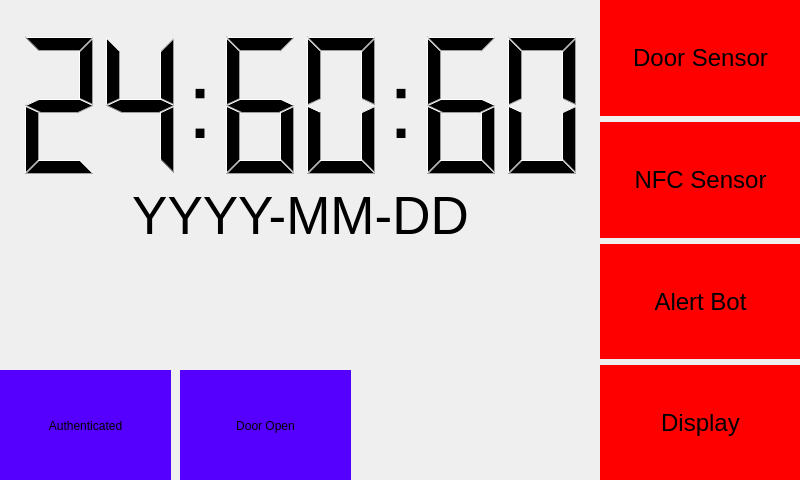
Before: the Qt Designer form qt/main.ui in namboy94/securiphant, drawn with Qt 5.
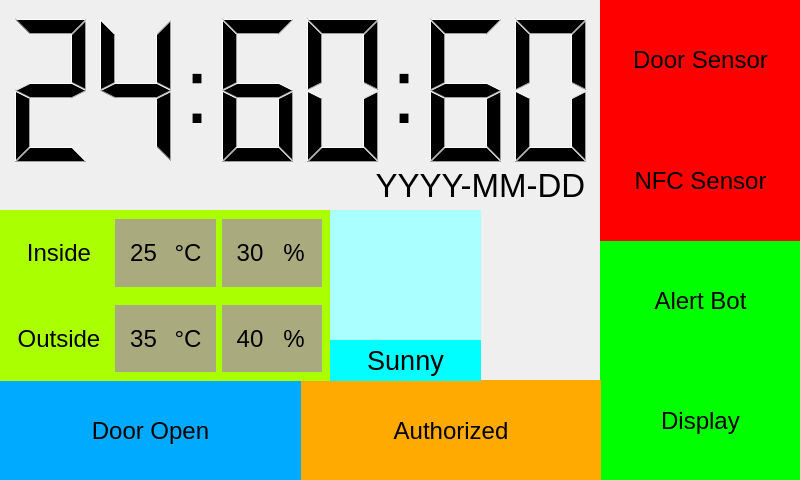
After: the same form once the commit is applied.

Patch:
```diff
--- a/qt/main.ui
+++ b/qt/main.ui
@@ -30,8 +30,23 @@
      </rect>
     </property>
     <layout class="QVBoxLayout" name="verticalLayout">
+     <property name="spacing">
+      <number>0</number>
+     </property>
      <item>
-      <widget class="QLabel" name="check_door_state">
+      <widget class="QPushButton" name="check_door_state">
+       <property name="sizePolicy">
+        <sizepolicy hsizetype="Preferred" vsizetype="Preferred">
+         <horstretch>0</horstretch>
+         <verstretch>0</verstretch>
+        </sizepolicy>
+       </property>
+       <property name="maximumSize">
+        <size>
+         <width>16777215</width>
+         <height>16777215</height>
+        </size>
+       </property>
        <property name="font">
         <font>
          <pointsize>18</pointsize>
@@ -41,18 +56,27 @@
         <bool>false</bool>
        </property>
        <property name="styleSheet">
-        <string notr="true">background-color: rgb(255, 0, 0);</string>
+        <string notr="true">background-color: rgb(255, 0, 0); border:none;</string>
        </property>
        <property name="text">
         <string>Door Sensor</string>
        </property>
-       <property name="alignment">
-        <set>Qt::AlignCenter</set>
-       </property>
       </widget>
      </item>
      <item>
-      <widget class="QLabel" name="check_nfc_state">
+      <widget class="QPushButton" name="check_nfc_state">
+       <property name="sizePolicy">
+        <sizepolicy hsizetype="Preferred" vsizetype="Preferred">
+         <horstretch>0</horstretch>
+         <verstretch>0</verstretch>
+        </sizepolicy>
+       </property>
+       <property name="maximumSize">
+        <size>
+         <width>16777215</width>
+         <height>16777215</height>
+        </size>
+       </property>
        <property name="font">
         <font>
          <pointsize>18</pointsize>
@@ -62,18 +86,27 @@
         <bool>false</bool>
        </property>
        <property name="styleSheet">
-        <string notr="true">background-color: rgb(255, 0, 0);</string>
+        <string notr="true">background-color: rgb(255, 0, 0); border:none;</string>
        </property>
        <property name="text">
         <string>NFC Sensor</string>
        </property>
-       <property name="alignment">
-        <set>Qt::AlignCenter</set>
-       </property>
       </widget>
      </item>
      <item>
-      <widget class="QLabel" name="alert_bot_state">
+      <widget class="QPushButton" name="alert_bot_state">
+       <property name="sizePolicy">
+        <sizepolicy hsizetype="Preferred" vsizetype="Preferred">
+         <horstretch>0</horstretch>
+         <verstretch>0</verstretch>
+        </sizepolicy>
+       </property>
+       <property name="maximumSize">
+        <size>
+         <width>16777215</width>
+         <height>16777215</height>
+        </size>
+       </property>
        <property name="font">
         <font>
          <pointsize>18</pointsize>
@@ -83,18 +116,28 @@
         <bool>false</bool>
        </property>
        <property name="styleSheet">
-        <string notr="true">background-color: rgb(255, 0, 0);</string>
+        <string notr="true">background-color: rgb(0, 255, 0);
+border: none;</string>
        </property>
        <property name="text">
         <string>Alert Bot</string>
        </property>
-       <property name="alignment">
-        <set>Qt::AlignCenter</set>
-       </property>
       </widget>
      </item>
      <item>
-      <widget class="QLabel" name="display_state">
+      <widget class="QPushButton" name="display_state">
+       <property name="sizePolicy">
+        <sizepolicy hsizetype="Preferred" vsizetype="Preferred">
+         <horstretch>0</horstretch>
+         <verstretch>0</verstretch>
+        </sizepolicy>
+       </property>
+       <property name="maximumSize">
+        <size>
+         <width>16777215</width>
+         <height>16777215</height>
+        </size>
+       </property>
        <property name="font">
         <font>
          <pointsize>18</pointsize>
@@ -104,63 +147,23 @@
         <bool>false</bool>
        </property>
        <property name="styleSheet">
-        <string notr="true">background-color: rgb(255, 0, 0);</string>
+        <string notr="true">background-color: rgb(0, 255, 0);
+border: none;</string>
        </property>
        <property name="text">
         <string>Display</string>
        </property>
-       <property name="alignment">
-        <set>Qt::AlignCenter</set>
-       </property>
       </widget>
      </item>
     </layout>
    </widget>
-   <widget class="QLabel" name="label">
-    <property name="geometry">
-     <rect>
-      <x>0</x>
-      <y>370</y>
-      <width>171</width>
-      <height>111</height>
-     </rect>
-    </property>
-    <property name="styleSheet">
-     <string notr="true">background-color: rgb(85, 0, 255);</string>
-    </property>
-    <property name="text">
-     <string>Authenticated</string>
-    </property>
-    <property name="alignment">
-     <set>Qt::AlignCenter</set>
-    </property>
-   </widget>
-   <widget class="QLabel" name="label_2">
-    <property name="geometry">
-     <rect>
-      <x>180</x>
-      <y>370</y>
-      <width>171</width>
-      <height>111</height>
-     </rect>
-    </property>
-    <property name="styleSheet">
-     <string notr="true">background-color: rgb(85, 0, 255);</string>
-    </property>
-    <property name="text">
-     <string>Door Open</string>
-    </property>
-    <property name="alignment">
-     <set>Qt::AlignCenter</set>
-    </property>
-   </widget>
    <widget class="QWidget" name="horizontalLayoutWidget">
     <property name="geometry">
      <rect>
-      <x>10</x>
-      <y>10</y>
-      <width>581</width>
-      <height>191</height>
+      <x>0</x>
+      <y>0</y>
+      <width>601</width>
+      <height>181</height>
      </rect>
     </property>
     <layout class="QHBoxLayout" name="horizontalLayout">
@@ -240,9 +243,15 @@
        <property name="lineWidth">
         <number>0</number>
        </property>
+       <property name="smallDecimalPoint">
+        <bool>false</bool>
+       </property>
        <property name="digitCount">
         <number>2</number>
        </property>
+       <property name="segmentStyle">
+        <enum>QLCDNumber::Filled</enum>
+       </property>
        <property name="intValue" stdset="0">
         <number>60</number>
        </property>
@@ -253,15 +262,15 @@
    <widget class="QLabel" name="date_display">
     <property name="geometry">
      <rect>
-      <x>120</x>
-      <y>190</y>
-      <width>361</width>
+      <x>360</x>
+      <y>160</y>
+      <width>241</width>
       <height>51</height>
      </rect>
     </property>
     <property name="font">
      <font>
-      <pointsize>40</pointsize>
+      <pointsize>25</pointsize>
      </font>
     </property>
     <property name="text">
@@ -271,6 +280,339 @@
      <set>Qt::AlignCenter</set>
     </property>
    </widget>
+   <widget class="QWidget" name="horizontalLayoutWidget_2">
+    <property name="geometry">
+     <rect>
+      <x>0</x>
+      <y>380</y>
+      <width>601</width>
+      <height>101</height>
+     </rect>
+    </property>
+    <layout class="QHBoxLayout" name="horizontalLayout_2">
+     <property name="spacing">
+      <number>0</number>
+     </property>
+     <item>
+      <widget class="QLabel" name="door_open_state">
+       <property name="font">
+        <font>
+         <pointsize>18</pointsize>
+        </font>
+       </property>
+       <property name="styleSheet">
+        <string notr="true">background-color: rgb(0, 170, 255);</string>
+       </property>
+       <property name="text">
+        <string>Door Open</string>
+       </property>
+       <property name="alignment">
+        <set>Qt::AlignCenter</set>
+       </property>
+      </widget>
+     </item>
+     <item>
+      <widget class="QLabel" name="user_authorized_state">
+       <property name="font">
+        <font>
+         <pointsize>18</pointsize>
+        </font>
+       </property>
+       <property name="styleSheet">
+        <string notr="true">background-color: rgb(255, 170, 0);</string>
+       </property>
+       <property name="text">
+        <string>Authorized</string>
+       </property>
+       <property name="alignment">
+        <set>Qt::AlignCenter</set>
+       </property>
+      </widget>
+     </item>
+    </layout>
+   </widget>
+   <widget class="QWidget" name="verticalLayoutWidget_2">
+    <property name="geometry">
+     <rect>
+      <x>0</x>
+      <y>210</y>
+      <width>331</width>
+      <height>171</height>
+     </rect>
+    </property>
+    <layout class="QVBoxLayout" name="verticalLayout_3">
+     <property name="spacing">
+      <number>0</number>
+     </property>
+     <item>
+      <widget class="QWidget" name="horizontalWidget_3" native="true">
+       <property name="styleSheet">
+        <string notr="true">background-color: rgb(170, 255, 0);</string>
+       </property>
+       <layout class="QHBoxLayout" name="horizontalLayout_22">
+        <item>
+         <widget class="QLabel" name="label_40">
+          <property name="font">
+           <font>
+            <pointsize>18</pointsize>
+           </font>
+          </property>
+          <property name="text">
+           <string>Inside</string>
+          </property>
+          <property name="alignment">
+           <set>Qt::AlignCenter</set>
+          </property>
+         </widget>
+        </item>
+        <item>
+         <widget class="QWidget" name="horizontalWidget_3" native="true">
+          <property name="font">
+           <font>
+            <pointsize>18</pointsize>
+           </font>
+          </property>
+          <property name="styleSheet">
+           <string notr="true">background-color: rgb(170, 170, 127);</string>
+          </property>
+          <layout class="QHBoxLayout" name="horizontalLayout_17">
+           <item>
+            <widget class="QLabel" name="inside_temp_display">
+             <property name="font">
+              <font>
+               <pointsize>18</pointsize>
+              </font>
+             </property>
+             <property name="text">
+              <string>25</string>
+             </property>
+             <property name="alignment">
+              <set>Qt::AlignCenter</set>
+             </property>
+            </widget>
+           </item>
+           <item>
+            <widget class="QLabel" name="label_36">
+             <property name="font">
+              <font>
+               <pointsize>18</pointsize>
+              </font>
+             </property>
+             <property name="text">
+              <string>°C</string>
+             </property>
+             <property name="alignment">
+              <set>Qt::AlignCenter</set>
+             </property>
+            </widget>
+           </item>
+          </layout>
+         </widget>
+        </item>
+        <item>
+         <widget class="QWidget" name="horizontalWidget_6" native="true">
+          <property name="font">
+           <font>
+            <pointsize>18</pointsize>
+           </font>
+          </property>
+          <property name="styleSheet">
+           <string notr="true">background-color: rgb(170, 170, 127);</string>
+          </property>
+          <layout class="QHBoxLayout" name="horizontalLayout_20">
+           <item>
+            <widget class="QLabel" name="inside_humidity_display">
+             <property name="font">
+              <font>
+               <pointsize>18</pointsize>
+              </font>
+             </property>
+             <property name="text">
+              <string>30</string>
+             </property>
+             <property name="alignment">
+              <set>Qt::AlignCenter</set>
+             </property>
+            </widget>
+           </item>
+           <item>
+            <widget class="QLabel" name="label_38">
+             <property name="font">
+              <font>
+               <pointsize>18</pointsize>
+              </font>
+             </property>
+             <property name="text">
+              <string>%</string>
+             </property>
+             <property name="alignment">
+              <set>Qt::AlignCenter</set>
+             </property>
+            </widget>
+           </item>
+          </layout>
+         </widget>
+        </item>
+       </layout>
+      </widget>
+     </item>
+     <item>
+      <widget class="QWidget" name="horizontalWidget_4" native="true">
+       <property name="styleSheet">
+        <string notr="true">background-color: rgb(170, 255, 0);</string>
+       </property>
+       <layout class="QHBoxLayout" name="horizontalLayout_23">
+        <item>
+         <widget class="QLabel" name="label_41">
+          <property name="font">
+           <font>
+            <pointsize>18</pointsize>
+           </font>
+          </property>
+          <property name="text">
+           <string>Outside</string>
+          </property>
+          <property name="alignment">
+           <set>Qt::AlignCenter</set>
+          </property>
+         </widget>
+        </item>
+        <item>
+         <widget class="QWidget" name="horizontalWidget_4" native="true">
+          <property name="font">
+           <font>
+            <pointsize>18</pointsize>
+           </font>
+          </property>
+          <property name="styleSheet">
+           <string notr="true">background-color: rgb(170, 170, 127);</string>
+          </property>
+          <layout class="QHBoxLayout" name="horizontalLayout_18">
+           <item>
+            <widget class="QLabel" name="outside_temp_display">
+             <property name="font">
+              <font>
+               <pointsize>18</pointsize>
+              </font>
+             </property>
+             <property name="text">
+              <string>35</string>
+             </property>
+             <property name="alignment">
+              <set>Qt::AlignCenter</set>
+             </property>
+            </widget>
+           </item>
+           <item>
+            <widget class="QLabel" name="label_35">
+             <property name="font">
+              <font>
+               <pointsize>18</pointsize>
+              </font>
+             </property>
+             <property name="text">
+              <string>°C</string>
+             </property>
+             <property name="alignment">
+              <set>Qt::AlignCenter</set>
+             </property>
+            </widget>
+           </item>
+          </layout>
+         </widget>
+        </item>
+        <item>
+         <widget class="QWidget" name="horizontalWidget_5" native="true">
+          <property name="font">
+           <font>
+            <pointsize>18</pointsize>
+           </font>
+          </property>
+          <property name="styleSheet">
+           <string notr="true">background-color: rgb(170, 170, 127);</string>
+          </property>
+          <layout class="QHBoxLayout" name="horizontalLayout_19">
+           <item>
+            <widget class="QLabel" name="outside_humidity_display">
+             <property name="font">
+              <font>
+               <pointsize>18</pointsize>
+              </font>
+             </property>
+             <property name="text">
+              <string>40</string>
+             </property>
+             <property name="alignment">
+              <set>Qt::AlignCenter</set>
+             </property>
+            </widget>
+           </item>
+           <item>
+            <widget class="QLabel" name="label_39">
+             <property name="font">
+              <font>
+               <pointsize>18</pointsize>
+              </font>
+             </property>
+             <property name="text">
+              <string>%</string>
+             </property>
+             <property name="alignment">
+              <set>Qt::AlignCenter</set>
+             </property>
+            </widget>
+           </item>
+          </layout>
+         </widget>
+        </item>
+       </layout>
+      </widget>
+     </item>
+    </layout>
+   </widget>
+   <widget class="QLabel" name="weather_icon">
+    <property name="geometry">
+     <rect>
+      <x>330</x>
+      <y>210</y>
+      <width>151</width>
+      <height>131</height>
+     </rect>
+    </property>
+    <property name="styleSheet">
+     <string notr="true">background-color: rgb(170, 255, 255);</string>
+    </property>
+    <property name="text">
+     <string/>
+    </property>
+    <property name="alignment">
+     <set>Qt::AlignCenter</set>
+    </property>
+   </widget>
+   <widget class="QLabel" name="weather_description">
+    <property name="geometry">
+     <rect>
+      <x>330</x>
+      <y>340</y>
+      <width>151</width>
+      <height>41</height>
+     </rect>
+    </property>
+    <property name="font">
+     <font>
+      <pointsize>20</pointsize>
+     </font>
+    </property>
+    <property name="styleSheet">
+     <string notr="true">background-color: rgb(0, 255, 255);</string>
+    </property>
+    <property name="text">
+     <string>Sunny</string>
+    </property>
+    <property name="alignment">
+     <set>Qt::AlignCenter</set>
+    </property>
+   </widget>
   </widget>
  </widget>
  <resources/>
```
